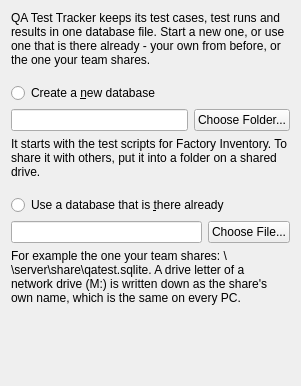
Brute-Squad/QA-Test, file installer/databasepage.ui: the form before one commit.
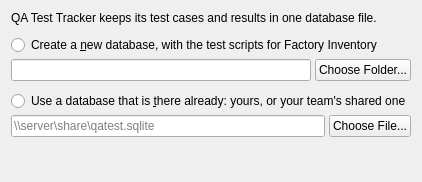
The form after the commit.

Commit message: Housekeeping: publish to the shared drive, a smaller install, windows that fit

```diff
--- a/installer/databasepage.ui
+++ b/installer/databasepage.ui
@@ -6,10 +6,13 @@
    <string>Your Database</string>
   </property>
   <layout class="QVBoxLayout" name="layout">
+   <property name="spacing">
+    <number>4</number>
+   </property>
    <item>
     <widget class="QLabel" name="intro">
      <property name="text">
-      <string>QA Test Tracker keeps its test cases, test runs and results in one database file. Start a new one, or use one that is there already - your own from before, or the one your team shares.</string>
+      <string>QA Test Tracker keeps its test cases and results in one database file.</string>
      </property>
      <property name="wordWrap">
       <bool>true</bool>
@@ -27,7 +30,7 @@
      <property name="sizeHint" stdset="0">
       <size>
        <width>20</width>
-       <height>10</height>
+       <height>6</height>
       </size>
      </property>
     </spacer>
@@ -35,7 +38,7 @@
    <item>
     <widget class="QRadioButton" name="createRadio">
      <property name="text">
-      <string>Create a &amp;new database</string>
+      <string>Create a &amp;new database, with the test scripts for Factory Inventory</string>
      </property>
     </widget>
    </item>
@@ -53,16 +56,6 @@
      </item>
     </layout>
    </item>
-   <item>
-    <widget class="QLabel" name="createHint">
-     <property name="text">
-      <string>It starts with the test scripts for Factory Inventory. To share it with others, put it into a folder on a shared drive.</string>
-     </property>
-     <property name="wordWrap">
-      <bool>true</bool>
-     </property>
-    </widget>
-   </item>
    <item>
     <spacer name="gap2">
      <property name="orientation">
@@ -74,7 +67,7 @@
      <property name="sizeHint" stdset="0">
       <size>
        <width>20</width>
-       <height>10</height>
+       <height>6</height>
       </size>
      </property>
     </spacer>
@@ -82,14 +75,18 @@
    <item>
     <widget class="QRadioButton" name="existingRadio">
      <property name="text">
-      <string>Use a database that is &amp;there already</string>
+      <string>Use a database that is &amp;there already: yours, or your team's shared one</string>
      </property>
     </widget>
    </item>
    <item>
     <layout class="QHBoxLayout" name="existingLine">
      <item>
-      <widget class="QLineEdit" name="existingPath"/>
+      <widget class="QLineEdit" name="existingPath">
+       <property name="placeholderText">
+        <string>\\server\share\qatest.sqlite</string>
+       </property>
+      </widget>
      </item>
      <item>
       <widget class="QPushButton" name="existingBrowse">
@@ -100,16 +97,6 @@
      </item>
     </layout>
    </item>
-   <item>
-    <widget class="QLabel" name="existingHint">
-     <property name="text">
-      <string>For example the one your team shares: \\server\share\qatest.sqlite. A drive letter of a network drive (M:) is written down as the share's own name, which is the same on every PC.</string>
-     </property>
-     <property name="wordWrap">
-      <bool>true</bool>
-     </property>
-    </widget>
-   </item>
    <item>
     <spacer name="gap3">
      <property name="orientation">
@@ -121,7 +108,7 @@
      <property name="sizeHint" stdset="0">
       <size>
        <width>20</width>
-       <height>10</height>
+       <height>6</height>
       </size>
      </property>
     </spacer>
@@ -149,7 +136,7 @@
      <property name="sizeHint" stdset="0">
       <size>
        <width>20</width>
-       <height>40</height>
+       <height>10</height>
       </size>
      </property>
     </spacer>
```
The commit also changes 12 other files.
